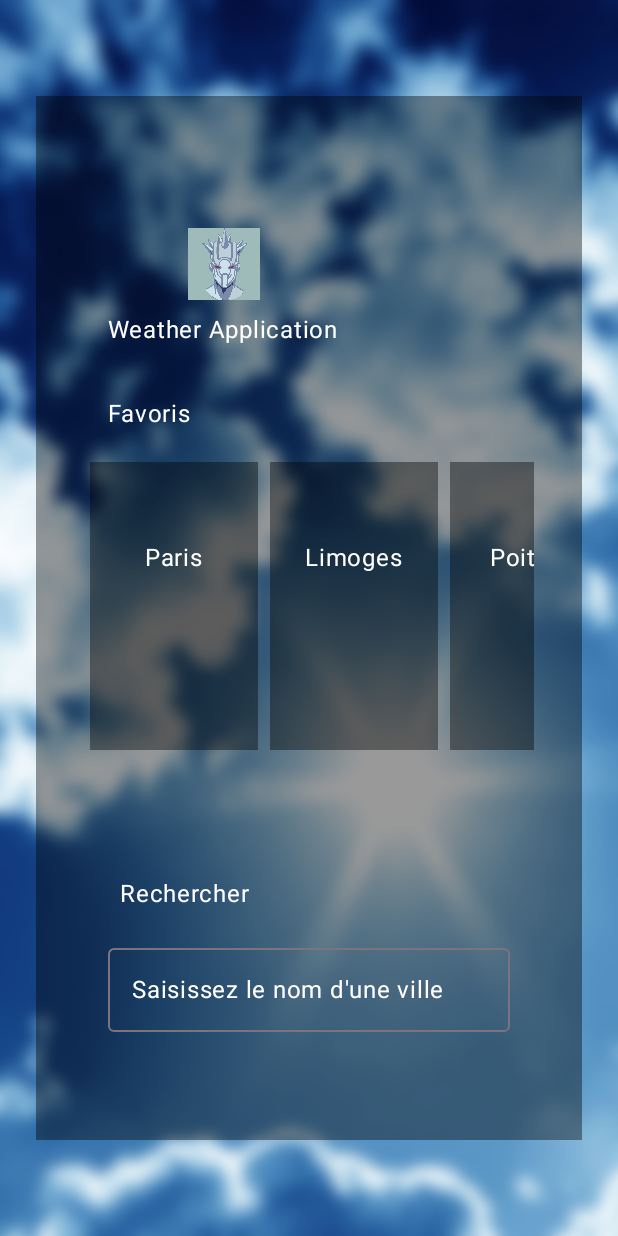
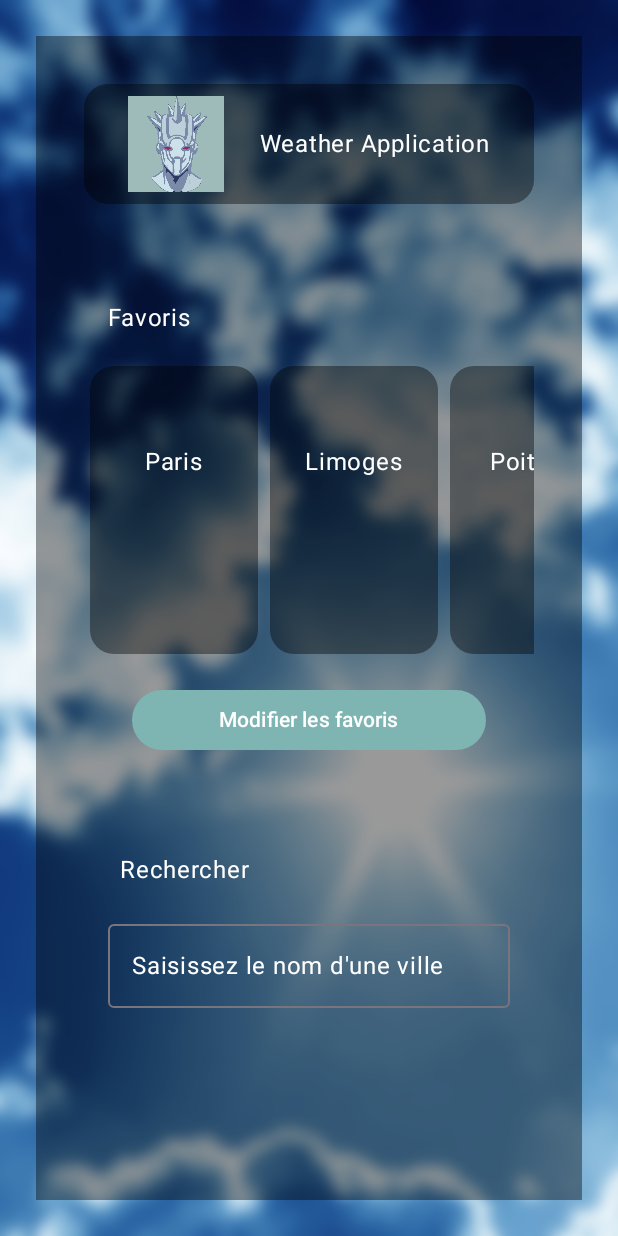
Before and after one commit to ArkAow/App-R4.11-Kotlin, an Android app built with Jetpack Compose: the screen it shows after launch (MainActivity), on a phone screen of 412 x 824 dp. Run offline under Robolectric (Android 15) with nearby library versions, the phone set to English and light mode, and no system bars.

Commit message:
changement affichage

```diff
--- a/androidWeatherApp/src/main/java/fr/unilim/weatherapplication/android/MainActivity.kt
+++ b/androidWeatherApp/src/main/java/fr/unilim/weatherapplication/android/MainActivity.kt
@@ -9,6 +9,8 @@ import androidx.compose.foundation.clickable
 import androidx.compose.foundation.layout.*
 import androidx.compose.foundation.lazy.LazyColumn
 import androidx.compose.foundation.lazy.LazyRow
+import androidx.compose.foundation.shape.CircleShape
+import androidx.compose.foundation.shape.RoundedCornerShape
 import androidx.compose.material3.*
 import androidx.compose.runtime.Composable
 import androidx.compose.runtime.getValue
@@ -58,7 +60,7 @@ fun WeatherApp() {
         Box(
             modifier = Modifier
                 .fillMaxSize()
-                .padding(24.dp,64.dp),
+                .padding(24.dp,24.dp),
             contentAlignment = Alignment.Center
         ) {
             // Couche pour le fond noir
@@ -71,11 +73,14 @@ fun WeatherApp() {
 
                 // Couche pour le contenu (texte et autres éléments)
                 Box(modifier = Modifier.fillMaxSize(),
-                    contentAlignment = Alignment.Center
+                    contentAlignment = Alignment.TopStart
                 ) {
                     Column(modifier = Modifier.padding(16.dp)) {
                         // Ajout de l'icône et du nom de l'application
                         AppHeader()
+
+                        // Espace entre les sections
+                        Spacer(modifier = Modifier.height(48.dp))
 
                         // Section des favoris
                         FavoriteCitiesSection(
@@ -83,8 +88,26 @@ fun WeatherApp() {
                             onCityClicked = { }
                         )
 
+                        // Bouton "Modifier les favoris"
+                        Button(
+                            onClick = { /* Logique à ajouter */ },
+                            colors = ButtonDefaults.buttonColors(
+                                Color(0xFF7eb4b2)
+                            ),
+                            modifier = Modifier
+                                .padding(
+                                    top = 16.dp,
+                                    end = 32.dp,
+                                    start = 32.dp
+                                )
+                                .fillMaxWidth()
+                        ) {
+                            Text("Modifier les favoris")
+                        }
+
                         // Espace entre les sections
-                        Spacer(modifier = Modifier.height(64.dp))
+                        Spacer(modifier = Modifier.height(48.dp))
+
 
                         // Section de recherche
                         SearchCitySection()
@@ -97,21 +120,37 @@ fun WeatherApp() {
 
 @Composable
 fun AppHeader() {
-    Column(
-        horizontalAlignment = Alignment.CenterHorizontally,
-        verticalArrangement = Arrangement.Center,
-        modifier = Modifier.padding(16.dp)
+    Row(
+        verticalAlignment = Alignment.CenterVertically
+
+    ) {
+        Box(
+            modifier = Modifier
+                .fillMaxWidth()
+                .height(80.dp)
+                .background(
+                    color = Color.Black.copy(alpha = 0.4f),
+                    shape = RoundedCornerShape(16.dp)
+                            ),
+            contentAlignment = Alignment.Center
+        ) {
+            Row(
+                verticalAlignment = Alignment.CenterVertically
             ) {
                 Image(
                     painter = painterResource(id = R.drawable.weather_report_icon),
                     contentDescription = "Weather Icon",
-            modifier = Modifier.size(48.dp)
+                    contentScale = ContentScale.FillHeight,
+                    modifier = Modifier.size(64.dp)
                 )
+                // Nom de l'application à côté de l'icône
                 Text(
                     text = "Weather Application",
                     color = Color.White,
-            modifier = Modifier.padding(top = 8.dp)
+                    modifier = Modifier.padding(start = 24.dp)
                 )
+            }
+        }
     }
 }
 
@@ -172,7 +211,10 @@ fun FavoriteCityItem(cityName: String, onCityClicked: (String) -> Unit) {
             .size(120.dp, 200.dp)
             .padding(4.dp)
             .clickable { onCityClicked(cityName) }
-            .background(Color.Black.copy(alpha = 0.4f)),
+            .background(
+                color = Color.Black.copy(alpha = 0.4f),
+                shape = RoundedCornerShape(16.dp)
+            ),
         contentAlignment = Alignment.Center
     ) {
         Text(
```
Lines whose indentation alone changed are shown as unchanged.
